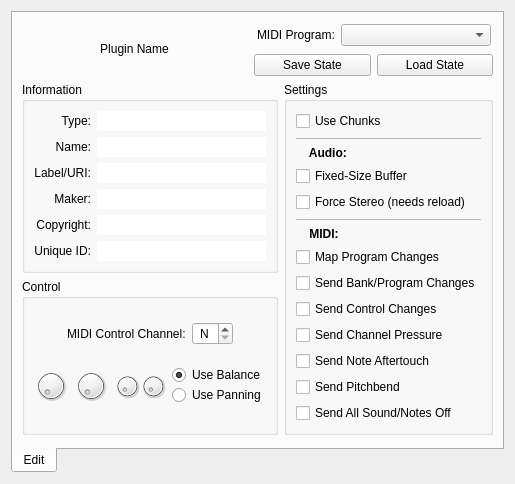
Above: resources/ui/carla_edit.ui from falkTX/Carla before the change. Below: the same form after it.
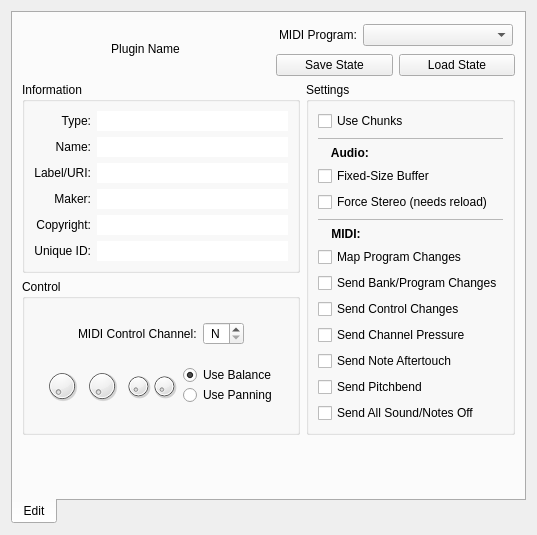
That is the form after the change. Icons and pictures are not drawn. Custom widgets are drawn as their Qt base class.

What changed in the file:
```diff
--- a/resources/ui/carla_edit.ui
+++ b/resources/ui/carla_edit.ui
@@ -6,8 +6,8 @@
    <rect>
     <x>0</x>
     <y>0</y>
-    <width>505</width>
-    <height>436</height>
+    <width>537</width>
+    <height>535</height>
    </rect>
   </property>
   <property name="windowTitle">
```
Left out of the diff: 48 changed lines with no effect on the pictures.
